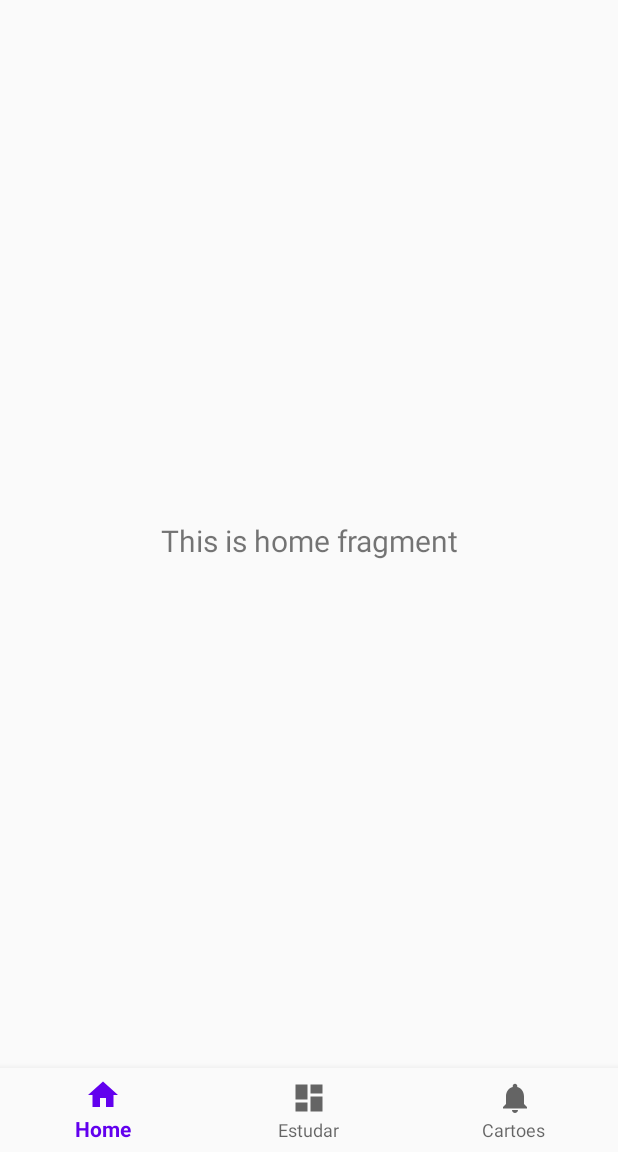
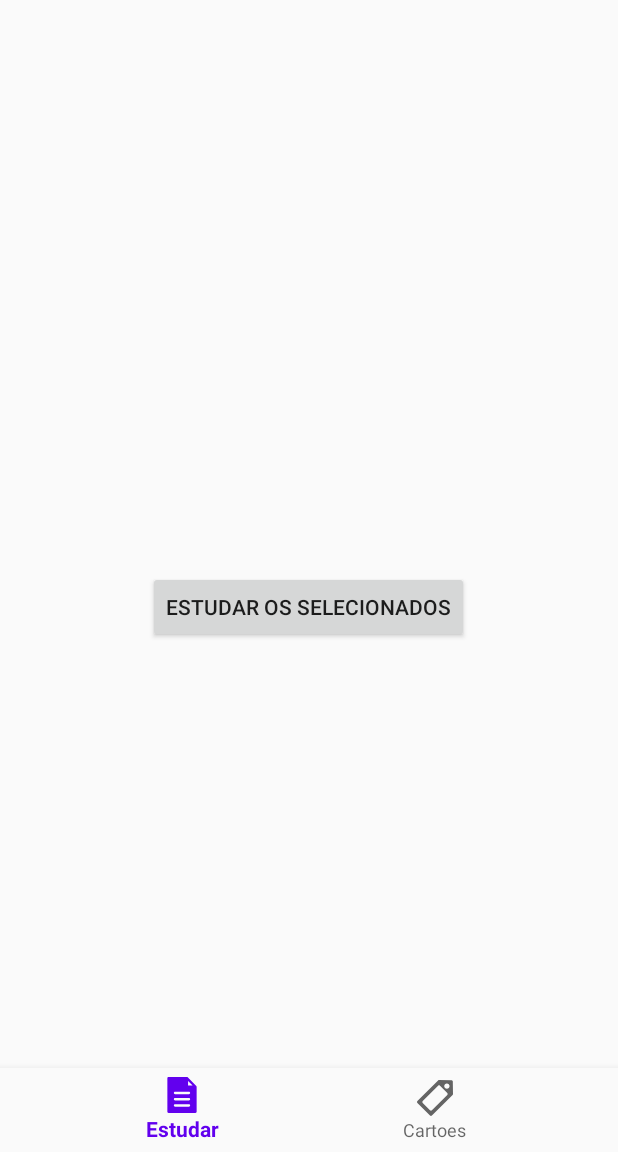
Before and after one commit to alyssa-t/AnPI, an Android app: the screen it shows after launch (MainActivity), on a phone screen of 412 x 824 dp, the part 84-1236 px from its top. Run offline under Robolectric (Android 15) with nearby library versions, the phone set to English and light mode, and no system bars; our stand-ins replace navigation-ui.

Commit message:
tirei "home" e coloquei um listview seguido do grupo

```diff
--- a/MemorAnki/app/src/main/AndroidManifest.xml
+++ b/MemorAnki/app/src/main/AndroidManifest.xml
@@ -10,6 +10,7 @@
         android:supportsRtl="true"
         android:theme="@style/AppTheme">
         <activity android:name=".RegisterCardActivity"></activity>
+        <activity android:name=".ListCardActivity"></activity>
         <activity
             android:name=".MainActivity"
             android:label="@string/app_name">
@@ -19,6 +20,7 @@
                 <category android:name="android.intent.category.LAUNCHER" />
             </intent-filter>
         </activity>
+
     </application>
 
 </manifest>
--- a/MemorAnki/app/src/main/java/com/ple2020pi/memoranki/MainActivity.java
+++ b/MemorAnki/app/src/main/java/com/ple2020pi/memoranki/MainActivity.java
@@ -28,7 +28,7 @@ public class MainActivity extends AppCompatActivity {
         // Passing each menu ID as a set of Ids because each
         // menu should be considered as top level destinations.
         AppBarConfiguration appBarConfiguration = new AppBarConfiguration.Builder(
-                R.id.navigation_home, R.id.navigation_dashboard, R.id.navigation_notifications)
+                R.id.navigation_study, R.id.navigation_cards)
                 .build();
         NavController navController = Navigation.findNavController(this, R.id.nav_host_fragment);
         Toolbar toolbar = (Toolbar) findViewById(R.id.toolbar);
--- /dev/null
+++ b/MemorAnki/app/src/main/res/drawable/ic_label.xml
@@ -0,0 +1,4 @@
+<vector android:height="24dp" android:viewportHeight="511.999"
+    android:viewportWidth="511.999" android:width="24dp" xmlns:android="http://schemas.android.com/apk/res/android">
+    <path android:fillColor="#FF000000" android:pathData="M509.378,21.527c-0.154,-10.381 -8.532,-18.76 -18.913,-18.912L313.76,0.002c-5.224,-0.083 -10.191,1.949 -13.86,5.622L5.624,299.9c-7.498,7.497 -7.498,19.654 0,27.153l179.323,179.323c7.498,7.498 19.654,7.498 27.153,0L506.375,212.1c3.671,-3.67 5.699,-8.669 5.622,-13.861L509.378,21.527zM430.401,212.1L212.099,430.4c-7.498,7.498 -19.656,7.5 -27.153,0L81.6,327.053c-7.498,-7.497 -7.498,-19.654 0,-27.153L299.9,81.599c7.491,-7.493 19.657,-7.498 27.153,0l103.348,103.349C437.894,192.438 437.899,204.604 430.401,212.1zM451.898,113.857c-14.857,14.859 -38.9,14.861 -53.759,0c-14.856,-14.853 -14.858,-38.898 0.003,-53.756c14.851,-14.853 38.899,-14.857 53.755,0.001C466.753,74.955 466.755,99.001 451.898,113.857z"/>
+</vector>
--- /dev/null
+++ b/MemorAnki/app/src/main/res/drawable/ic_lines.xml
@@ -0,0 +1,4 @@
+<vector android:height="24dp" android:viewportHeight="512"
+    android:viewportWidth="512" android:width="24dp" xmlns:android="http://schemas.android.com/apk/res/android">
+    <path android:fillColor="#FF000000" android:pathData="M459.238,126.724L337.415,4.901C334.27,1.753 329.891,0 325.599,0H64.557c-9.22,0 -16.696,7.475 -16.696,16.696v478.609c0,9.22 7.475,16.696 16.696,16.696h382.887c9.22,0 16.696,-7.475 16.696,-16.696V138.541C464.139,134.31 462.438,129.924 459.238,126.724zM355.062,422.312H156.938c-9.22,0 -16.696,-7.475 -16.696,-16.696s7.475,-16.696 16.696,-16.696h198.124c9.22,0 16.696,7.475 16.696,16.696S364.282,422.312 355.062,422.312zM355.062,333.614H156.938c-9.22,0 -16.696,-7.475 -16.696,-16.696s7.475,-16.696 16.696,-16.696h198.124c9.22,0 16.696,7.475 16.696,16.696S364.282,333.614 355.062,333.614zM355.062,244.916H156.938c-9.22,0 -16.696,-7.475 -16.696,-16.696c0,-9.22 7.475,-16.696 16.696,-16.696h198.124c9.22,0 16.696,7.475 16.696,16.696C371.758,237.441 364.282,244.916 355.062,244.916zM342.305,121.834v-64.82l64.82,64.82H342.305z"/>
+</vector>
--- a/MemorAnki/app/src/main/res/menu/bottom_nav_menu.xml
+++ b/MemorAnki/app/src/main/res/menu/bottom_nav_menu.xml
@@ -2,18 +2,13 @@
 <menu xmlns:android="http://schemas.android.com/apk/res/android">
 
     <item
-        android:id="@+id/navigation_home"
-        android:icon="@drawable/ic_home_black_24dp"
-        android:title="@string/title_home" />
-
-    <item
-        android:id="@+id/navigation_dashboard"
-        android:icon="@drawable/ic_dashboard_black_24dp"
+        android:id="@+id/navigation_study"
+        android:icon="@drawable/ic_lines"
         android:title="@string/title_dashboard" />
 
     <item
-        android:id="@+id/navigation_notifications"
-        android:icon="@drawable/ic_notifications_black_24dp"
+        android:id="@+id/navigation_cards"
+        android:icon="@drawable/ic_label"
         android:title="@string/title_notifications" />
 
 
--- a/MemorAnki/app/src/main/res/navigation/mobile_navigation.xml
+++ b/MemorAnki/app/src/main/res/navigation/mobile_navigation.xml
@@ -3,22 +3,16 @@
     xmlns:app="http://schemas.android.com/apk/res-auto"
     xmlns:tools="http://schemas.android.com/tools"
     android:id="@+id/mobile_navigation"
-    app:startDestination="@+id/navigation_home">
+    app:startDestination="@+id/navigation_study">
 
     <fragment
-        android:id="@+id/navigation_home"
-        android:name="com.ple2020pi.memoranki.ui.home.HomeFragment"
-        android:label="@string/title_home"
-        tools:layout="@layout/fragment_home" />
-
-    <fragment
-        android:id="@+id/navigation_dashboard"
+        android:id="@+id/navigation_study"
         android:name="com.ple2020pi.memoranki.ui.dashboard.DashboardFragment"
         android:label="@string/title_dashboard"
         tools:layout="@layout/fragment_dashboard" />
 
     <fragment
-        android:id="@+id/navigation_notifications"
+        android:id="@+id/navigation_cards"
         android:name="com.ple2020pi.memoranki.ui.cards.GroupsFragment"
         android:label="@string/title_notifications"
         tools:layout="@layout/fragment_cards" />
```
Also changed, not shown: MemorAnki/app/src/main/java/com/ple2020pi/memoranki/ListCardActivity.java (added, +65 -0 lines), MemorAnki/app/src/main/java/com/ple2020pi/memoranki/ui/cards/GroupsFragment.java (+6 -5 lines), MemorAnki/app/src/main/res/layout/activity_list_card.xml (added, +35 -0 lines).
